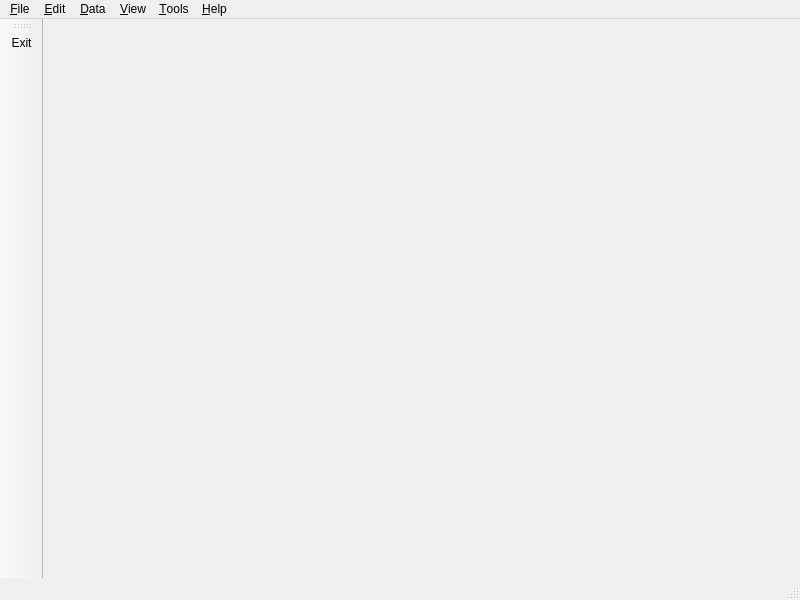
mariusal/grace, file lib/qtgrace/mainwindow.ui: the form before one commit.
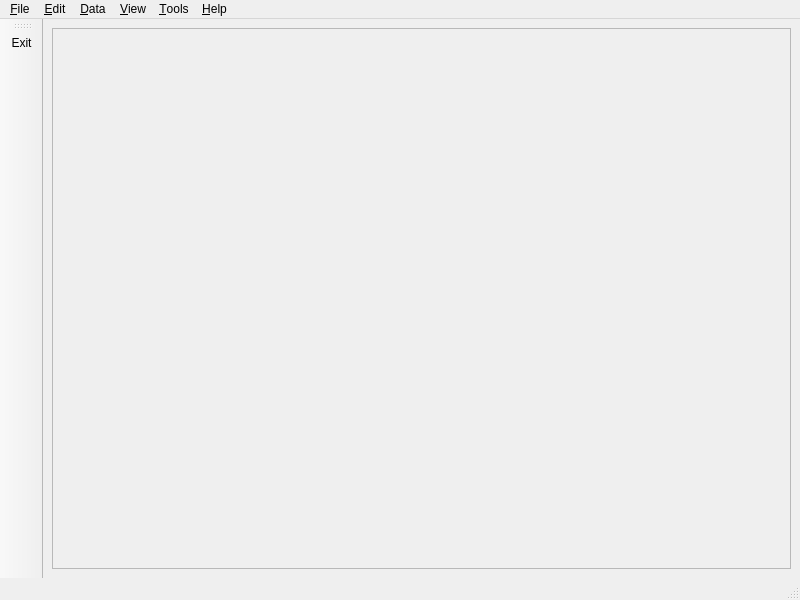
The form after the commit.

Commit message: Create CanvasWidget

Patch:
```diff
--- a/lib/qtgrace/mainwindow.ui
+++ b/lib/qtgrace/mainwindow.ui
@@ -23,7 +23,14 @@
    </property>
    <layout class="QGridLayout" name="gridLayout" >
     <item row="0" column="0" >
-     <widget class="QWidget" native="1" name="canvasWidget" />
+     <widget class="QFrame" name="canvasFrame" >
+      <property name="frameShape" >
+       <enum>QFrame::StyledPanel</enum>
+      </property>
+      <property name="frameShadow" >
+       <enum>QFrame::Sunken</enum>
+      </property>
+     </widget>
     </item>
    </layout>
   </widget>
```
The commit also changes 4 other files.
